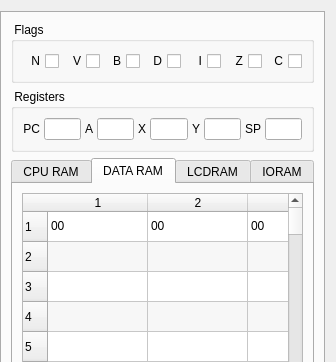
azya52/BrickEmuPy, file ui/SPLB20.ui: the form before one commit; both pictures show x 0 to 336 and y 0 to 362 of the 336 by 689 pixel window.
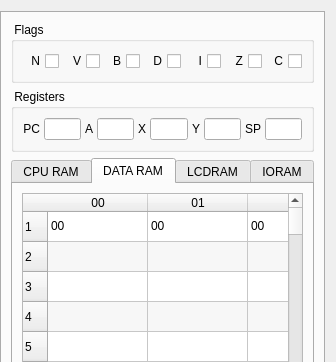
The form after the commit. The open tabs and pages were chosen to show the change. Icons and pictures are not drawn.

Commit message: improve SPLB20 emulation

```diff
--- a/ui/SPLB20.ui
+++ b/ui/SPLB20.ui
@@ -502,6 +502,86 @@
               <attribute name="verticalHeaderMinimumSectionSize">
                <number>0</number>
               </attribute>
+<column>
+               <property name="text">
+                <string>00</string>
+               </property>
+              </column>
+              <column>
+               <property name="text">
+                <string>01</string>
+               </property>
+              </column>
+              <column>
+               <property name="text">
+                <string>02</string>
+               </property>
+              </column>
+              <column>
+               <property name="text">
+                <string>03</string>
+               </property>
+              </column>
+              <column>
+               <property name="text">
+                <string>04</string>
+               </property>
+              </column>
+              <column>
+               <property name="text">
+                <string>05</string>
+               </property>
+              </column>
+              <column>
+               <property name="text">
+                <string>06</string>
+               </property>
+              </column>
+              <column>
+               <property name="text">
+                <string>07</string>
+               </property>
+              </column>
+              <column>
+               <property name="text">
+                <string>08</string>
+               </property>
+              </column>
+              <column>
+               <property name="text">
+                <string>09</string>
+               </property>
+              </column>
+              <column>
+               <property name="text">
+                <string>0A</string>
+               </property>
+              </column>
+              <column>
+               <property name="text">
+                <string>0B</string>
+               </property>
+              </column>
+              <column>
+               <property name="text">
+                <string>0C</string>
+               </property>
+              </column>
+              <column>
+               <property name="text">
+                <string>0D</string>
+               </property>
+              </column>
+              <column>
+               <property name="text">
+                <string>0E</string>
+               </property>
+              </column>
+              <column>
+               <property name="text">
+                <string>0F</string>
+               </property>
+              </column>
               <item row="0" column="0">
                <property name="text">
                 <string>00</string>
```
The commit also changes 2 other files.
